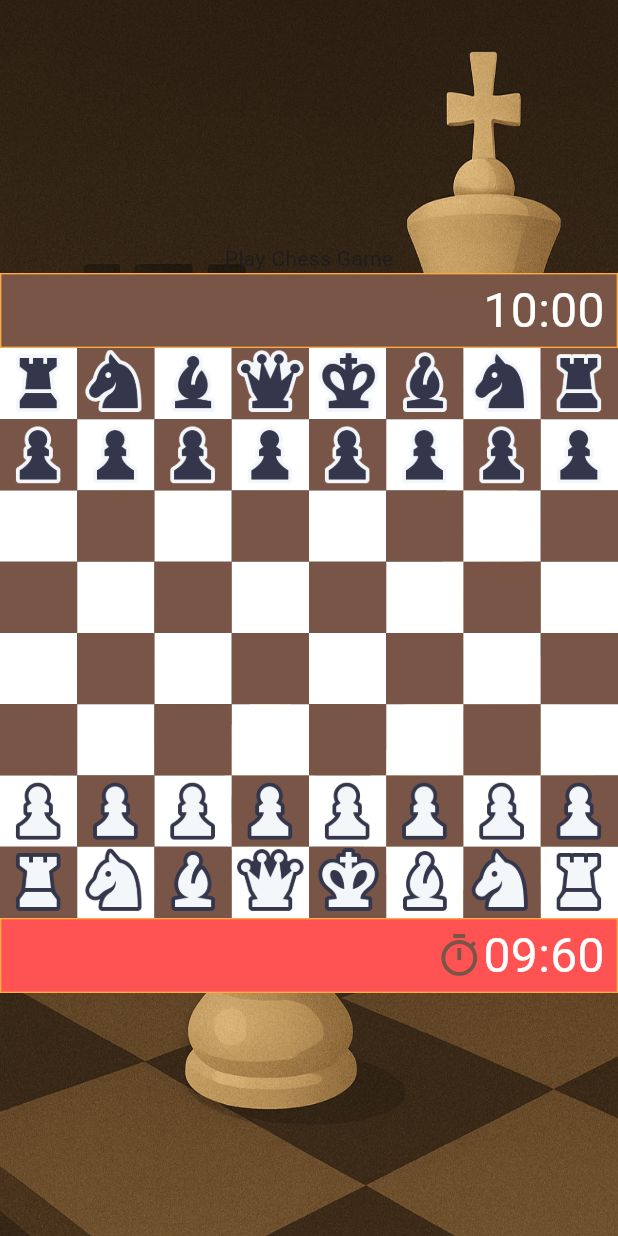
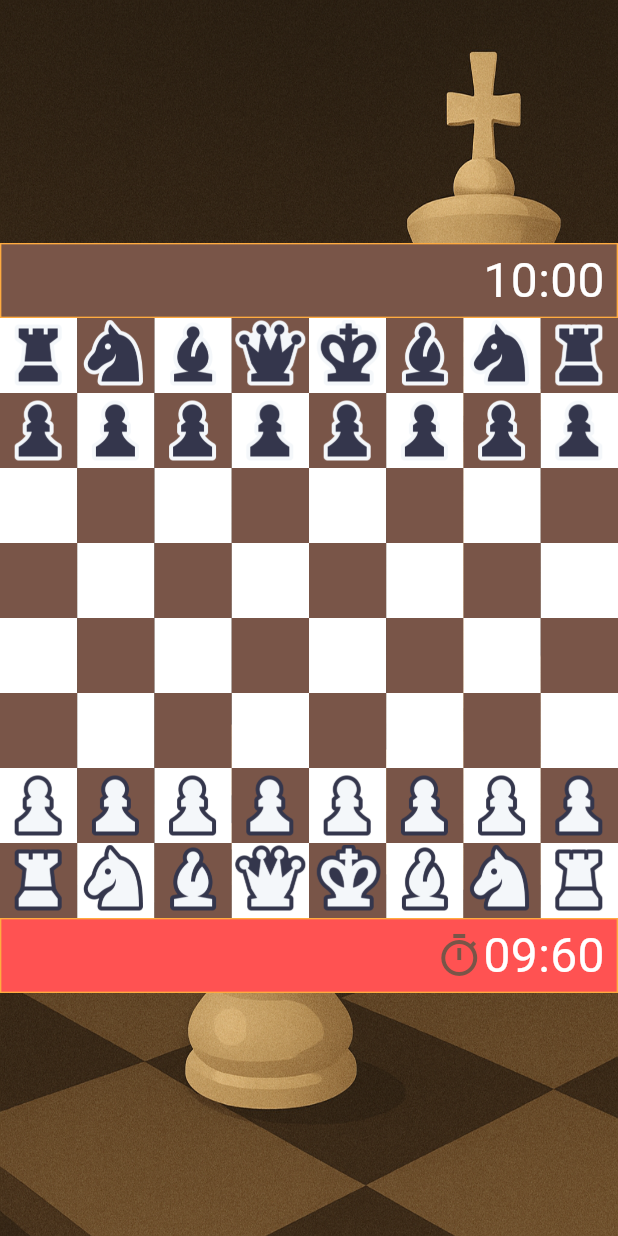
Before and after one commit to wishrohitv/chess_game, a Flutter app: the GameScreen screen opened directly, on a phone screen of 412 x 824 dp. Run offline on Flutter 3.47's test engine with Material 3 defaults, Android fonts, the phone set to English and light mode, and no system bars.

Commit message:
Remove redundance  code and optimization

```diff
--- a/lib/widgets/game_board.dart
+++ b/lib/widgets/game_board.dart
@@ -63,14 +63,14 @@ class _GameBoardState extends State<GameBoard> {
   List<Widget> pieceKilledByBlack = [];
 
   // Player black state
-  ValueNotifier<Map<String, dynamic>> whitePlayerState = ValueNotifier({
+  ValueNotifier<Map<String, dynamic>> whitePlayerStateNotifier = ValueNotifier({
     "state": true,
     "secondLeft": 600,
   });
-  int whitePlayerTimeLeft = 600;
-  int blackPlayerTimeLeft = 600;
+  int? whitePlayerTimeLeft;
+  int? blackPlayerTimeLeft;
   // Player black state
-  ValueNotifier<Map<String, dynamic>> blackPlayerState = ValueNotifier({
+  ValueNotifier<Map<String, dynamic>> blackPlayerStateNotifier = ValueNotifier({
     "state": false,
     "secondLeft": 600,
   });
@@ -80,6 +80,10 @@ class _GameBoardState extends State<GameBoard> {
   void initState() {
     super.initState();
     drawInitialBoardWithPiece();
+
+    // Match time duration
+    whitePlayerTimeLeft = whitePlayerStateNotifier.value["secondLeft"] as int;
+    blackPlayerTimeLeft = blackPlayerStateNotifier.value["secondLeft"] as int;
   }
 
   void drawInitialBoardWithPiece() {
@@ -317,11 +321,11 @@ class _GameBoardState extends State<GameBoard> {
         }
 
         // player game state
-        whitePlayerState.value = {
+        whitePlayerStateNotifier.value = {
           "state": false,
           "secondLeft": whitePlayerTimeLeft,
         };
-        blackPlayerState.value = {
+        blackPlayerStateNotifier.value = {
           "state": true,
           "secondLeft": blackPlayerTimeLeft,
         };
@@ -374,11 +378,11 @@ class _GameBoardState extends State<GameBoard> {
         }
 
         // player game state
-        whitePlayerState.value = {
+        whitePlayerStateNotifier.value = {
           "state": true,
           "secondLeft": whitePlayerTimeLeft,
         };
-        blackPlayerState.value = {
+        blackPlayerStateNotifier.value = {
           "state": false,
           "secondLeft": blackPlayerTimeLeft,
         };
@@ -393,8 +397,6 @@ class _GameBoardState extends State<GameBoard> {
     return Column(
       mainAxisAlignment: MainAxisAlignment.center,
       children: [
-        Text("Play Chess Game"),
-
         // Development mode widget help in development
         developmentMode
             ? SizedBox(
@@ -484,7 +486,8 @@ class _GameBoardState extends State<GameBoard> {
         // Black game progress
         GameProgress(
           killedPiecesList: pieceKilledByBlack,
-          timeLeftnClockState: blackPlayerState,
+          timeLeftnClockState: blackPlayerStateNotifier,
+          opponentPlayer: "White",
           returnLeftSecond: (p0) {
             blackPlayerTimeLeft = p0;
           },
@@ -494,7 +497,8 @@ class _GameBoardState extends State<GameBoard> {
         // White game progress
         GameProgress(
           killedPiecesList: pieceKilledByWhite,
-          timeLeftnClockState: whitePlayerState,
+          timeLeftnClockState: whitePlayerStateNotifier,
+          opponentPlayer: "Black",
           returnLeftSecond: (p0) {
             whitePlayerTimeLeft = p0;
           },
```
